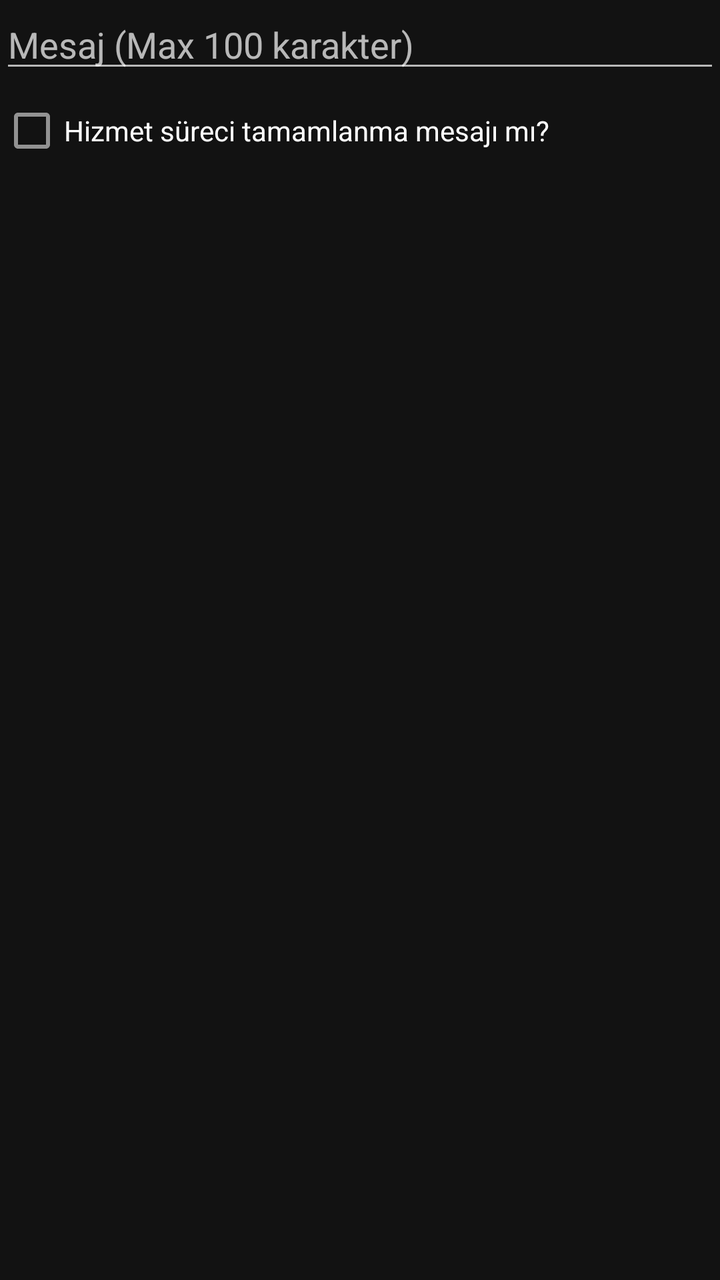
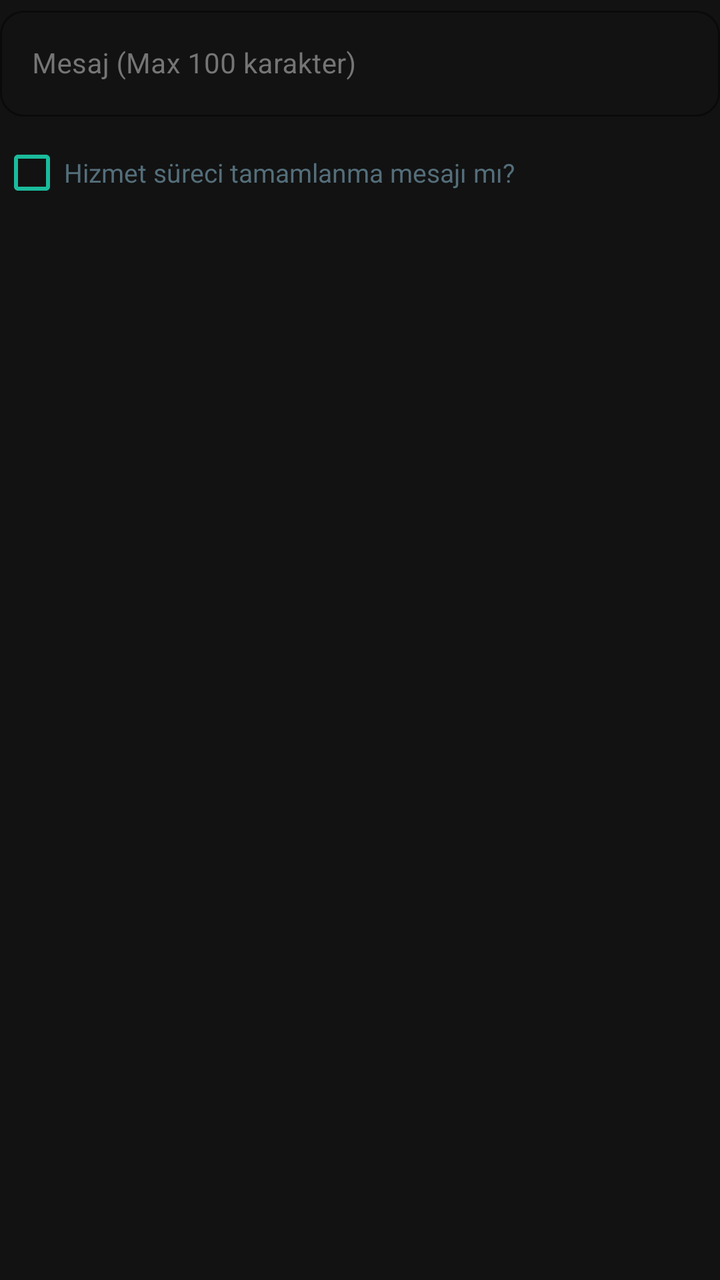

Two renders of the same Android screen: before a commit and after it. Below are the layout's source before the change and the commit's diff.
<!-- AndroidManifest.xml: application theme Theme.MaterialComponents.NoActionBar -->
<!-- res/layout/item_message_template.xml -->
<?xml version="1.0" encoding="utf-8"?>
<LinearLayout xmlns:android="http://schemas.android.com/apk/res/android"
    android:orientation="vertical"
    android:layout_width="match_parent"
    android:layout_height="wrap_content"
    android:layout_marginBottom="16dp"
    android:fitsSystemWindows="true">

    <EditText
        android:id="@+id/etMessage"
        android:layout_width="match_parent"
        android:layout_height="wrap_content"
        android:hint="@string/template_hint_text"
        android:maxLength="100"/>

    <LinearLayout
        android:orientation="horizontal"
        android:layout_width="wrap_content"
        android:layout_height="wrap_content">

        <CheckBox
            android:id="@+id/cbFinish"
            android:layout_width="wrap_content"
            android:layout_height="wrap_content"
            android:text="@string/template_checkbox_text"/>
    </LinearLayout>

</LinearLayout>
<!-- resources referenced by this layout -->
<resources>
  <string name="template_checkbox_text">Hizmet süreci tamamlanma mesajı mı?</string>
  <string name="template_hint_text">Mesaj (Max 100 karakter)</string>
</resources>

<!-- the commit's change to res/layout/item_message_template.xml (unified diff, before → after) -->
@@ -1,28 +1,48 @@
 <?xml version="1.0" encoding="utf-8"?>
 <LinearLayout xmlns:android="http://schemas.android.com/apk/res/android"
-    android:orientation="vertical"
+    xmlns:app="http://schemas.android.com/apk/res-auto"
     android:layout_width="match_parent"
     android:layout_height="wrap_content"
-    android:layout_marginBottom="16dp"
-    android:fitsSystemWindows="true">
+    android:orientation="vertical"
+    android:layout_marginBottom="16dp">
 
-    <EditText
+    <com.google.android.material.textfield.TextInputLayout
+        android:layout_width="match_parent"
+        android:layout_height="wrap_content"
+        android:hint="@string/template_hint_text"
+        style="@style/Widget.MaterialComponents.TextInputLayout.OutlinedBox"
+        app:boxStrokeColor="#1ABC9C"
+        app:hintTextColor="#1ABC9C"
+        android:textColorHint="#757575"
+        app:boxCornerRadiusTopStart="12dp"
+        app:boxCornerRadiusTopEnd="12dp"
+        app:boxCornerRadiusBottomStart="12dp"
+        app:boxCornerRadiusBottomEnd="12dp"
+        android:theme="@style/ThemeOverlay.AppCompat.Light"> <com.google.android.material.textfield.TextInputEditText
         android:id="@+id/etMessage"
         android:layout_width="match_parent"
         android:layout_height="wrap_content"
-        android:hint="@string/template_hint_text"
-        android:maxLength="100"/>
+        android:maxLength="100"
+        android:inputType="textMultiLine"
+        android:textColor="#171717"
+        android:textSize="14sp"/>
+
+    </com.google.android.material.textfield.TextInputLayout>
 
     <LinearLayout
-        android:orientation="horizontal"
         android:layout_width="wrap_content"
-        android:layout_height="wrap_content">
+        android:layout_height="wrap_content"
+        android:layout_marginTop="4dp"
+        android:gravity="center_vertical"
+        android:orientation="horizontal">
 
         <CheckBox
             android:id="@+id/cbFinish"
             android:layout_width="wrap_content"
             android:layout_height="wrap_content"
-            android:text="@string/template_checkbox_text"/>
-    </LinearLayout>
+            android:text="@string/template_checkbox_text"
+            android:textColor="#546E7A"
+            android:textSize="13sp"
+            android:buttonTint="#1ABC9C"/> </LinearLayout>
 
 </LinearLayout>
